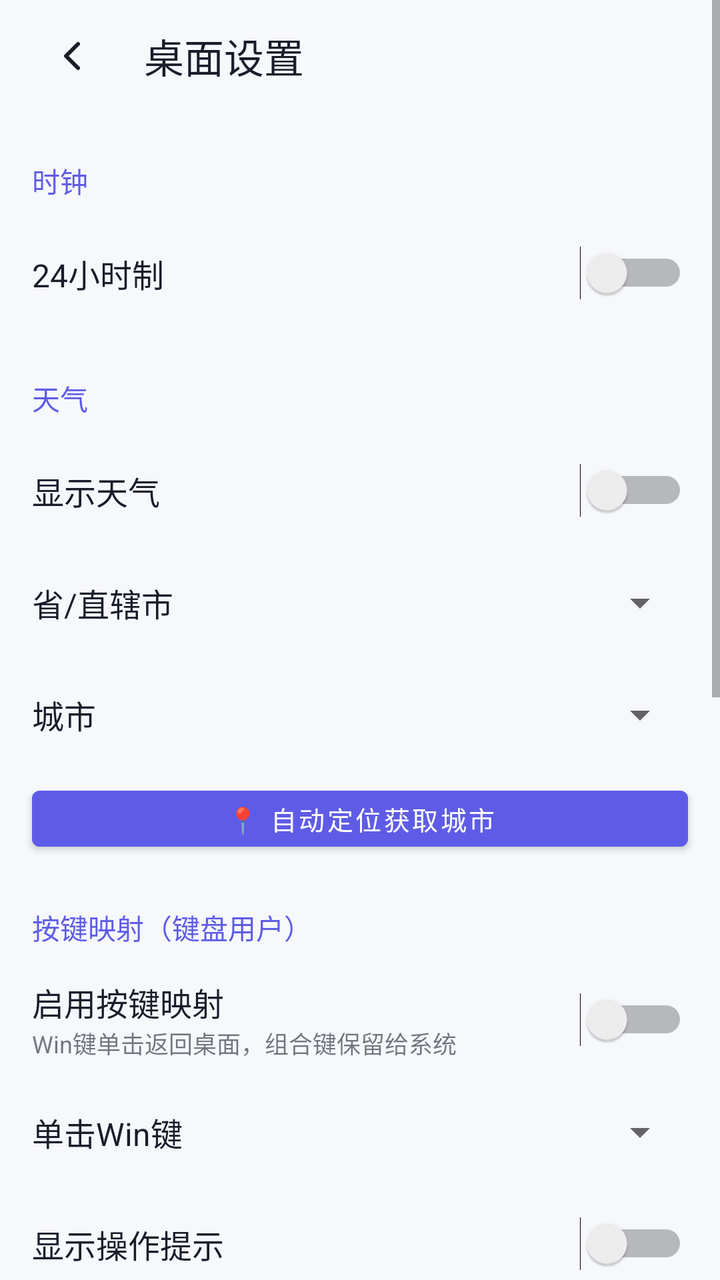
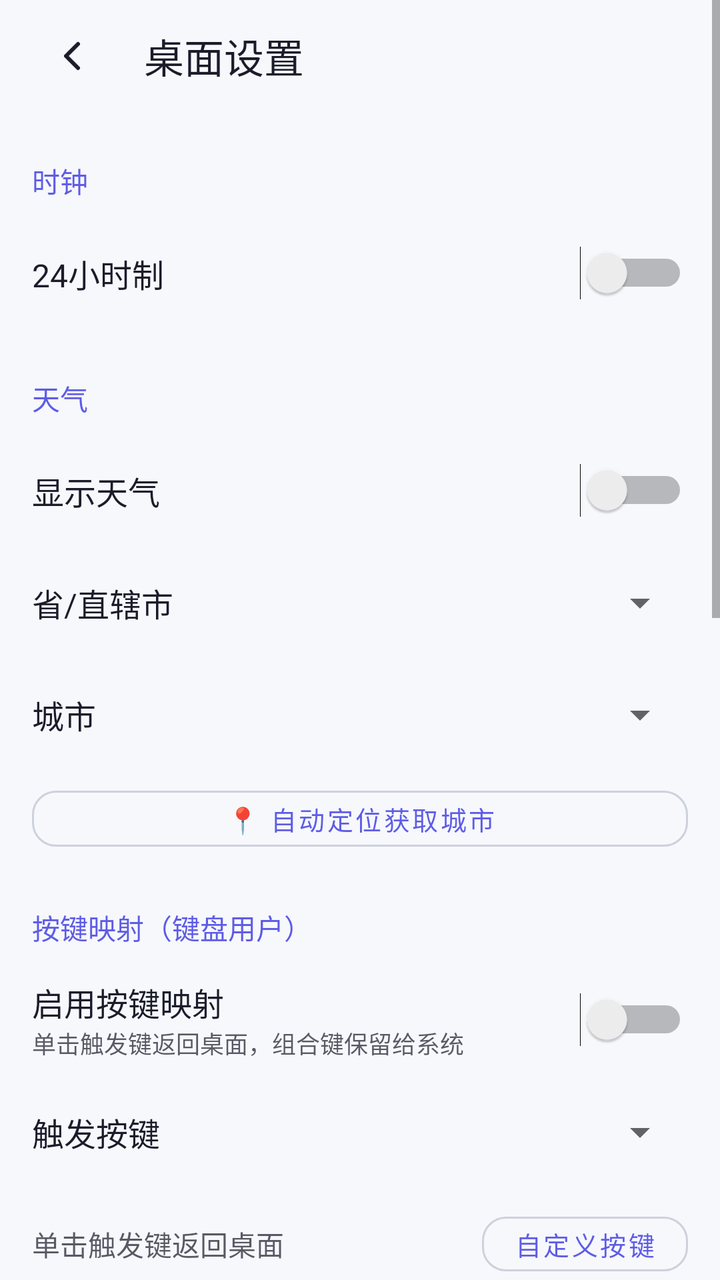

The first picture is an Android layout as it rendered before a commit; the second is the same layout after the commit. The layout source and the unified diff follow.
<!-- AndroidManifest.xml: application theme AppTheme -->
<!-- res/layout/activity_settings.xml -->
<?xml version="1.0" encoding="utf-8"?>
<ScrollView xmlns:android="http://schemas.android.com/apk/res/android"
    android:layout_width="match_parent"
    android:layout_height="match_parent"
    android:background="@color/background">

    <LinearLayout
        android:layout_width="match_parent"
        android:layout_height="wrap_content"
        android:orientation="vertical">

        
        <LinearLayout
            android:layout_width="match_parent"
            android:layout_height="56dp"
            android:orientation="horizontal"
            android:gravity="center_vertical"
            android:paddingHorizontal="16dp">

            <ImageView
                android:id="@+id/btnBack"
                android:layout_width="40dp"
                android:layout_height="40dp"
                android:src="@drawable/ic_back"
                android:scaleType="centerInside"
                android:padding="8dp"
                android:tint="@color/on_surface"
                android:contentDescription="返回" />

            <TextView
                android:layout_width="0dp"
                android:layout_height="wrap_content"
                android:layout_weight="1"
                android:text="桌面设置"
                android:textSize="20sp"
                android:textColor="@color/on_surface"
                android:layout_marginStart="16dp" />

        </LinearLayout>

        
        <TextView
            android:layout_width="match_parent"
            android:layout_height="wrap_content"
            android:text="时钟"
            android:textSize="14sp"
            android:textColor="@color/primary"
            android:paddingHorizontal="16dp"
            android:paddingTop="24dp"
            android:paddingBottom="8dp" />

        <LinearLayout
            android:layout_width="match_parent"
            android:layout_height="56dp"
            android:orientation="horizontal"
            android:gravity="center_vertical"
            android:paddingHorizontal="16dp"
            android:background="?android:attr/selectableItemBackground">

            <TextView
                android:layout_width="0dp"
                android:layout_height="wrap_content"
                android:layout_weight="1"
                android:text="24小时制"
                android:textSize="16sp"
                android:textColor="@color/on_surface" />

            <Switch
                android:id="@+id/switch24Hour"
                android:layout_width="wrap_content"
                android:layout_height="wrap_content" />

        </LinearLayout>

        
        <TextView
            android:layout_width="match_parent"
            android:layout_height="wrap_content"
            android:text="天气"
            android:textSize="14sp"
            android:textColor="@color/primary"
            android:paddingHorizontal="16dp"
            android:paddingTop="24dp"
            android:paddingBottom="8dp" />

        <LinearLayout
            android:layout_width="match_parent"
            android:layout_height="56dp"
            android:orientation="horizontal"
            android:gravity="center_vertical"
            android:paddingHorizontal="16dp"
            android:background="?android:attr/selectableItemBackground">

            <TextView
                android:layout_width="0dp"
                android:layout_height="wrap_content"
                android:layout_weight="1"
                android:text="显示天气"
                android:textSize="16sp"
                android:textColor="@color/on_surface" />

            <Switch
                android:id="@+id/switchWeather"
                android:layout_width="wrap_content"
                android:layout_height="wrap_content" />

        </LinearLayout>

        
        <LinearLayout
            android:layout_width="match_parent"
            android:layout_height="56dp"
            android:orientation="horizontal"
            android:gravity="center_vertical"
            android:paddingHorizontal="16dp">

            <TextView
                android:layout_width="0dp"
                android:layout_height="wrap_content"
                android:layout_weight="1"
                android:text="省/直辖市"
                android:textSize="16sp"
                android:textColor="@color/on_surface" />

            <Spinner
                android:id="@+id/spinnerProvince"
                android:layout_width="wrap_content"
                android:layout_height="wrap_content"
                android:minWidth="140dp" />

        </LinearLayout>

        
        <LinearLayout
            android:layout_width="match_parent"
            android:layout_height="56dp"
            android:orientation="horizontal"
            android:gravity="center_vertical"
            android:paddingHorizontal="16dp"
            android:background="?android:attr/selectableItemBackground">

            <TextView
                android:layout_width="0dp"
                android:layout_height="wrap_content"
                android:layout_weight="1"
                android:text="城市"
                android:textSize="16sp"
                android:textColor="@color/on_surface" />

            <Spinner
                android:id="@+id/spinnerCity"
                android:layout_width="wrap_content"
                android:layout_height="wrap_content"
                android:minWidth="120dp" />

        </LinearLayout>

        <Button
            android:id="@+id/btnLocation"
            android:layout_width="match_parent"
            android:layout_height="40dp"
            android:layout_marginHorizontal="16dp"
            android:layout_marginTop="4dp"
            android:text="📍 自动定位获取城市"
            android:textSize="13sp"
            android:backgroundTint="@color/primary"
            android:textColor="@color/on_primary" />

        
        <TextView
            android:layout_width="match_parent"
            android:layout_height="wrap_content"
            android:text="按键映射（键盘用户）"
            android:textSize="14sp"
            android:textColor="@color/primary"
            android:paddingHorizontal="16dp"
            android:paddingTop="24dp"
            android:paddingBottom="8dp" />

        
        <LinearLayout
            android:layout_width="match_parent"
            android:layout_height="56dp"
            android:orientation="horizontal"
            android:gravity="center_vertical"
            android:paddingHorizontal="16dp"
            android:background="?android:attr/selectableItemBackground">

            <LinearLayout
                android:layout_width="0dp"
                android:layout_height="wrap_content"
                android:layout_weight="1"
                android:orientation="vertical">

                <TextView
                    android:layout_width="wrap_content"
                    android:layout_height="wrap_content"
                    android:text="启用按键映射"
                    android:textSize="16sp"
                    android:textColor="@color/on_surface" />

                <TextView
                    android:layout_width="wrap_content"
                    android:layout_height="wrap_content"
                    android:text="Win键单击返回桌面，组合键保留给系统"
                    android:textSize="12sp"
                    android:textColor="@color/muted" />

            </LinearLayout>

            <Switch
                android:id="@+id/switchKeyMapping"
                android:layout_width="wrap_content"
                android:layout_height="wrap_content" />

        </LinearLayout>

        
        <LinearLayout
            android:id="@+id/layoutSingleClick"
            android:layout_width="match_parent"
            android:layout_height="56dp"
            android:orientation="horizontal"
            android:gravity="center_vertical"
            android:paddingHorizontal="16dp"
            android:background="?android:attr/selectableItemBackground">

            <TextView
                android:layout_width="0dp"
                android:layout_height="wrap_content"
                android:layout_weight="1"
                android:text="单击Win键"
                android:textSize="16sp"
                android:textColor="@color/on_surface" />

            <Spinner
                android:id="@+id/spinnerSingleClick"
                android:layout_width="wrap_content"
                android:layout_height="wrap_content"
                android:minWidth="120dp" />

        </LinearLayout>

        
        <LinearLayout
            android:id="@+id/layoutShowToast"
            android:layout_width="match_parent"
            android:layout_height="56dp"
            android:orientation="horizontal"
            android:gravity="center_vertical"
            android:paddingHorizontal="16dp"
            android:background="?android:attr/selectableItemBackground">

            <TextView
                android:layout_width="0dp"
                android:layout_height="wrap_content"
                android:layout_weight="1"
                android:text="显示操作提示"
                android:textSize="16sp"
                android:textColor="@color/on_surface" />

            <Switch
                android:id="@+id/switchShowToast"
                android:layout_width="wrap_content"
                android:layout_height="wrap_content" />

        </LinearLayout>

        
        <TextView
            android:layout_width="match_parent"
            android:layout_height="wrap_content"
            android:text="单击Win键返回安云桌面；Win组合键和双击会保留给系统\n\n需要开启无障碍服务才能使用"
            android:textSize="12sp"
            android:textColor="@color/muted"
            android:paddingHorizontal="16dp"
            android:paddingVertical="8dp"
            android:lineSpacingExtra="4dp" />

        
        <Button
            android:id="@+id/btnAccessibility"
            android:layout_width="match_parent"
            android:layout_height="48dp"
            android:layout_marginHorizontal="16dp"
            android:layout_marginBottom="16dp"
            android:text="开启无障碍服务"
            android:textSize="14sp"
            android:backgroundTint="@color/primary"
            android:textColor="@color/on_primary" />

        
        <TextView
            android:layout_width="match_parent"
            android:layout_height="wrap_content"
            android:text="桌面"
            android:textSize="14sp"
            android:textColor="@color/primary"
            android:paddingHorizontal="16dp"
            android:paddingTop="24dp"
            android:paddingBottom="8dp" />

        <Button
            android:id="@+id/btnSetDefaultHome"
            android:layout_width="match_parent"
            android:layout_height="48dp"
            android:layout_marginHorizontal="16dp"
            android:layout_marginBottom="8dp"
            android:text="设置为默认桌面"
            android:textSize="14sp"
            android:backgroundTint="@color/primary"
            android:textColor="@color/on_primary" />

        <LinearLayout
            android:layout_width="match_parent"
            android:layout_height="56dp"
            android:orientation="horizontal"
            android:gravity="center_vertical"
            android:paddingHorizontal="16dp"
            android:background="?android:attr/selectableItemBackground">

            <TextView
                android:layout_width="0dp"
                android:layout_height="wrap_content"
                android:layout_weight="1"
                android:text="开机自启"
                android:textSize="16sp"
                android:textColor="@color/on_surface" />

            <Switch
                android:id="@+id/switchBootStart"
                android:layout_width="wrap_content"
                android:layout_height="wrap_content" />

        </LinearLayout>

        
        <TextView
            android:layout_width="match_parent"
            android:layout_height="wrap_content"
            android:text="设备信息"
            android:textSize="14sp"
            android:textColor="@color/primary"
            android:paddingHorizontal="16dp"
            android:paddingTop="24dp"
            android:paddingBottom="8dp" />

        <TextView
            android:id="@+id/tvDeviceInfo"
            android:layout_width="match_parent"
            android:layout_height="wrap_content"
            android:textSize="14sp"
            android:textColor="@color/muted"
            android:paddingHorizontal="16dp"
            android:paddingVertical="12dp"
            android:background="@color/surface_variant"
            android:layout_marginHorizontal="16dp" />

        
        <TextView
            android:layout_width="match_parent"
            android:layout_height="wrap_content"
            android:text="关于"
            android:textSize="14sp"
            android:textColor="@color/primary"
            android:paddingHorizontal="16dp"
            android:paddingTop="24dp"
            android:paddingBottom="8dp" />

        <TextView
            android:id="@+id/tvVersion"
            android:layout_width="match_parent"
            android:layout_height="wrap_content"
            android:textSize="14sp"
            android:textColor="@color/muted"
            android:paddingHorizontal="16dp"
            android:paddingVertical="12dp"
            android:background="@color/surface_variant"
            android:layout_marginHorizontal="16dp"
            android:layout_marginBottom="32dp" />

    </LinearLayout>

</ScrollView>
<!-- resources referenced by this layout -->
<resources>
  <color name="background">#F6F8FC</color>
  <color name="muted">#991A1C2A</color>
  <color name="on_primary">#FFFFFF</color>
  <color name="on_surface">#1A1C2A</color>
  <color name="primary">#5E5CE6</color>
  <color name="surface_variant">#EAF0F7</color>
  <!-- drawable ic_back (drawable) -->
  <?xml version="1.0" encoding="utf-8"?>
  <vector xmlns:android="http://schemas.android.com/apk/res/android" android:width="24dp" android:height="24dp" android:viewportWidth="24" android:viewportHeight="24">
      
      <path android:strokeWidth="2" android:strokeLineCap="round" android:strokeLineJoin="round" android:strokeColor="#FFFFFF" android:fillColor="#00000000"
          android:pathData="M15,18l-6-6 6-6"/>
  </vector>
  <style name="AppTheme" parent="Theme.MaterialComponents.DayNight.NoActionBar">
          <item name="colorPrimary">@color/primary</item>
          <item name="colorOnPrimary">@color/on_primary</item>
          <item name="colorPrimaryContainer">@color/primary_container</item>
          <item name="colorSecondary">@color/secondary</item>
          <item name="colorSecondaryContainer">@color/secondary_container</item>
          <item name="colorSurface">@color/surface</item>
          <item name="colorOnSurface">@color/on_surface</item>
          <item name="colorSurfaceVariant">@color/surface_variant</item>
          <item name="colorError">@color/error</item>
          <item name="colorErrorContainer">@color/error_container</item>
          <item name="android:colorBackground">@color/background</item>
          <item name="android:statusBarColor">@android:color/transparent</item>
          <item name="android:navigationBarColor">@android:color/transparent</item>
          <item name="android:windowLightStatusBar">true</item>
      </style>
  <color name="primary_container">#1A5E5CE6</color>
  <color name="secondary">#30D158</color>
  <color name="secondary_container">#1A30D158</color>
  <color name="surface">#DDF7F9FC</color>
  <color name="error">#FF453A</color>
  <color name="error_container">#4DFF453A</color>
</resources>

<!-- the commit's change to res/layout/activity_settings.xml (unified diff, before → after) -->
@@ -157,14 +157,13 @@
 
         <Button
             android:id="@+id/btnLocation"
+            style="@style/ButtonStyle.Outlined"
             android:layout_width="match_parent"
             android:layout_height="40dp"
             android:layout_marginHorizontal="16dp"
             android:layout_marginTop="4dp"
             android:text="📍 自动定位获取城市"
-            android:textSize="13sp"
-            android:backgroundTint="@color/primary"
-            android:textColor="@color/on_primary" />
+            android:textSize="13sp" />
 
         
         <TextView
@@ -202,7 +201,7 @@
                 <TextView
                     android:layout_width="wrap_content"
                     android:layout_height="wrap_content"
-                    android:text="Win键单击返回桌面，组合键保留给系统"
+                    android:text="单击触发键返回桌面，组合键保留给系统"
                     android:textSize="12sp"
                     android:textColor="@color/muted" />
 
@@ -217,6 +216,63 @@
 
         
         <LinearLayout
+            android:id="@+id/layoutTriggerKey"
+            android:layout_width="match_parent"
+            android:layout_height="56dp"
+            android:orientation="horizontal"
+            android:gravity="center_vertical"
+            android:paddingHorizontal="16dp"
+            android:background="?android:attr/selectableItemBackground">
+
+            <TextView
+                android:layout_width="0dp"
+                android:layout_height="wrap_content"
+                android:layout_weight="1"
+                android:text="触发按键"
+                android:textSize="16sp"
+                android:textColor="@color/on_surface" />
+
+            <Spinner
+                android:id="@+id/spinnerTriggerKey"
+                android:layout_width="wrap_content"
+                android:layout_height="wrap_content"
+                android:minWidth="120dp" />
+
+        </LinearLayout>
+
+        
+        <LinearLayout
+            android:id="@+id/layoutRecordKey"
+            android:layout_width="match_parent"
+            android:layout_height="56dp"
+            android:orientation="horizontal"
+            android:gravity="center_vertical"
+            android:paddingHorizontal="16dp"
+            android:background="?android:attr/selectableItemBackground">
+
+            <TextView
+                android:id="@+id/tvKeyMappingHint"
+                android:layout_width="0dp"
+                android:layout_height="wrap_content"
+                android:layout_weight="1"
+                android:text="单击触发键返回桌面"
+                android:textSize="14sp"
+                android:textColor="@color/muted" />
+
+            <Button
+                android:id="@+id/btnRecordCustomKey"
+                style="@style/ButtonStyle.Outlined"
+                android:layout_width="wrap_content"
+                android:layout_height="wrap_content"
+                android:minHeight="0dp"
+                android:minWidth="0dp"
+                android:text="自定义按键"
+                android:textSize="13sp" />
+
+        </LinearLayout>
+
+        
+        <LinearLayout
             android:id="@+id/layoutSingleClick"
             android:layout_width="match_parent"
             android:layout_height="56dp"
@@ -229,7 +285,7 @@
                 android:layout_width="0dp"
                 android:layout_height="wrap_content"
                 android:layout_weight="1"
-                android:text="单击Win键"
+                android:text="单击动作"
                 android:textSize="16sp"
                 android:textColor="@color/on_surface" />
 
@@ -270,7 +326,7 @@
         <TextView
             android:layout_width="match_parent"
             android:layout_height="wrap_content"
-            android:text="单击Win键返回安云桌面；Win组合键和双击会保留给系统\n\n需要开启无障碍服务才能使用"
+            android:text="单击触发键返回安云桌面；组合键和双击会保留给系统\n\n可在上方选择预置按键，或点击“自定义按键”按下任意键\n\n需要开启无障碍服务才能使用"
             android:textSize="12sp"
             android:textColor="@color/muted"
             android:paddingHorizontal="16dp"
@@ -280,14 +336,13 @@
         
         <Button
             android:id="@+id/btnAccessibility"
+            style="@style/ButtonStyle"
             android:layout_width="match_parent"
             android:layout_height="48dp"
             android:layout_marginHorizontal="16dp"
             android:layout_marginBottom="16dp"
             android:text="开启无障碍服务"
-            android:textSize="14sp"
-            android:backgroundTint="@color/primary"
-            android:textColor="@color/on_primary" />
+            android:textSize="14sp" />
 
         
         <TextView
@@ -302,14 +357,13 @@
 
         <Button
             android:id="@+id/btnSetDefaultHome"
+            style="@style/ButtonStyle.Outlined"
             android:layout_width="match_parent"
             android:layout_height="48dp"
             android:layout_marginHorizontal="16dp"
             android:layout_marginBottom="8dp"
             android:text="设置为默认桌面"
-            android:textSize="14sp"
-            android:backgroundTint="@color/primary"
-            android:textColor="@color/on_primary" />
+            android:textSize="14sp" />
 
         <LinearLayout
             android:layout_width="match_parent"
<!-- resource entries referenced after the edit -->
@@ -1,8 +1,10 @@
 <!-- resources referenced by this layout -->
 <resources>
   <color name="background">#F6F8FC</color>
-  <color name="muted">#991A1C2A</color>
+  <color name="muted">#B81A1C2A</color>
   <color name="on_primary">#FFFFFF</color>
+  <dimen name="radius_md">12dp</dimen>
+  <color name="outline_button">#4D6F7890</color>
   <color name="on_surface">#1A1C2A</color>
   <color name="primary">#5E5CE6</color>
   <color name="surface_variant">#EAF0F7</color>
@@ -13,6 +15,16 @@
       <path android:strokeWidth="2" android:strokeLineCap="round" android:strokeLineJoin="round" android:strokeColor="#FFFFFF" android:fillColor="#00000000"
           android:pathData="M15,18l-6-6 6-6"/>
   </vector>
+  <style name="ButtonStyle" parent="Widget.MaterialComponents.Button">
+          <item name="backgroundTint">@color/primary</item>
+          <item name="android:textColor">@color/on_primary</item>
+          <item name="cornerRadius">@dimen/radius_md</item>
+      </style>
+  <style name="ButtonStyle.Outlined" parent="Widget.MaterialComponents.Button.OutlinedButton">
+          <item name="strokeColor">@color/outline_button</item>
+          <item name="android:textColor">@color/primary</item>
+          <item name="cornerRadius">@dimen/radius_md</item>
+      </style>
   <style name="AppTheme" parent="Theme.MaterialComponents.DayNight.NoActionBar">
           <item name="colorPrimary">@color/primary</item>
           <item name="colorOnPrimary">@color/on_primary</item>
